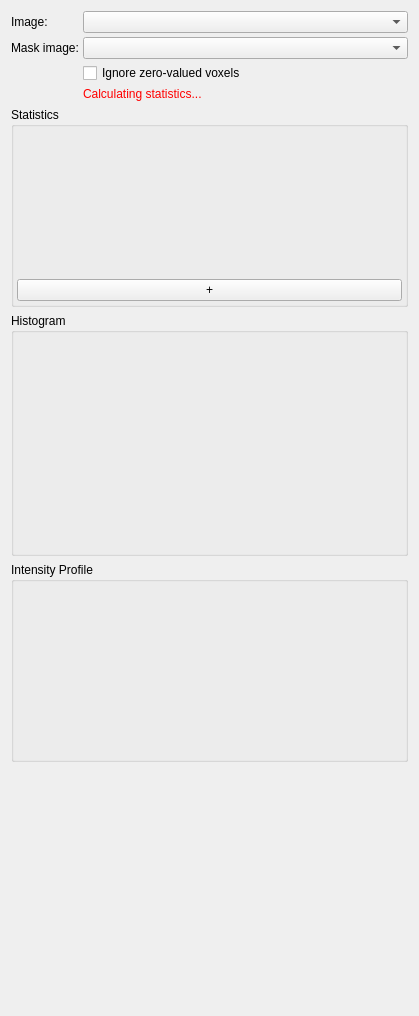
Above: Plugins/org.mitk.gui.qt.measurementtoolbox/src/internal/QmitkImageStatisticsViewControls.ui from MITK/MITK before the change. Below: the same form after it.
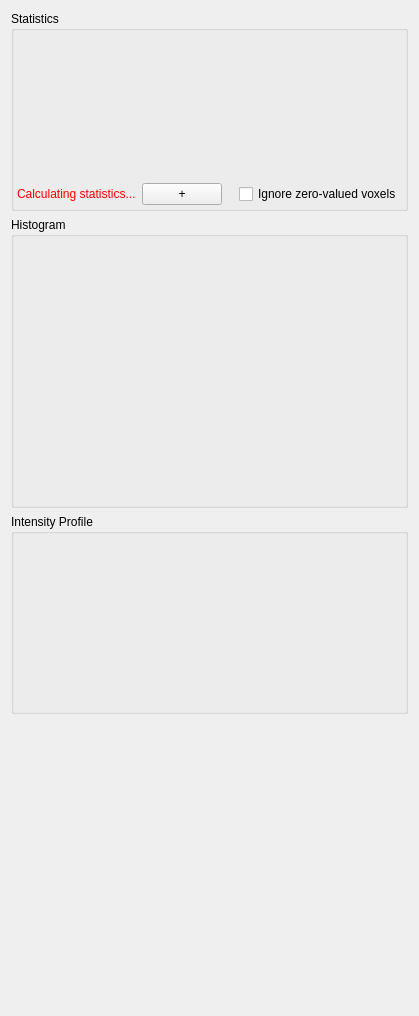
That is the form after the change. Custom widgets are drawn as their Qt base class.

Commit message: removed comboboxes

Diff of the .ui file:
```diff
--- a/Plugins/org.mitk.gui.qt.measurementtoolbox/src/internal/QmitkImageStatisticsViewControls.ui
+++ b/Plugins/org.mitk.gui.qt.measurementtoolbox/src/internal/QmitkImageStatisticsViewControls.ui
@@ -17,247 +17,6 @@
    <string>Form</string>
   </property>
   <layout class="QVBoxLayout" name="verticalLayout_4">
-   <item>
-    <layout class="QGridLayout" name="gridLayout_4" columnstretch="0,0">
-     <property name="sizeConstraint">
-      <enum>QLayout::SetMinimumSize</enum>
-     </property>
-     <property name="spacing">
-      <number>4</number>
-     </property>
-     <item row="1" column="1">
-      <widget class="QmitkDataStorageComboBoxWithSelectNone" name="maskImageSelector">
-       <property name="sizePolicy">
-        <sizepolicy hsizetype="Minimum" vsizetype="Fixed">
-         <horstretch>0</horstretch>
-         <verstretch>0</verstretch>
-        </sizepolicy>
-       </property>
-       <property name="autoFillBackground">
-        <bool>false</bool>
-       </property>
-      </widget>
-     </item>
-     <item row="2" column="1">
-      <widget class="QCheckBox" name="checkBox_ignoreZero">
-       <property name="text">
-        <string>Ignore zero-valued voxels</string>
-       </property>
-      </widget>
-     </item>
-     <item row="3" column="1">
-      <widget class="QLabel" name="label_currentlyComputingStatistics">
-       <property name="palette">
-        <palette>
-         <active>
-          <colorrole role="WindowText">
-           <brush brushstyle="SolidPattern">
-            <color alpha="255">
-             <red>255</red>
-             <green>0</green>
-             <blue>0</blue>
-            </color>
-           </brush>
-          </colorrole>
-          <colorrole role="Text">
-           <brush brushstyle="SolidPattern">
-            <color alpha="255">
-             <red>0</red>
-             <green>0</green>
-             <blue>0</blue>
-            </color>
-           </brush>
-          </colorrole>
-          <colorrole role="PlaceholderText">
-           <brush brushstyle="NoBrush">
-            <color alpha="128">
-             <red>0</red>
-             <green>0</green>
-             <blue>0</blue>
-            </color>
-           </brush>
-          </colorrole>
-         </active>
-         <inactive>
-          <colorrole role="WindowText">
-           <brush brushstyle="SolidPattern">
-            <color alpha="255">
-             <red>255</red>
-             <green>0</green>
-             <blue>0</blue>
-            </color>
-           </brush>
-          </colorrole>
-          <colorrole role="Text">
-           <brush brushstyle="SolidPattern">
-            <color alpha="255">
-             <red>0</red>
-             <green>0</green>
-             <blue>0</blue>
-            </color>
-           </brush>
-          </colorrole>
-          <colorrole role="PlaceholderText">
-           <brush brushstyle="NoBrush">
-            <color alpha="128">
-             <red>0</red>
-             <green>0</green>
-             <blue>0</blue>
-            </color>
-           </brush>
-          </colorrole>
-         </inactive>
-         <disabled>
-          <colorrole role="WindowText">
-           <brush brushstyle="SolidPattern">
-            <color alpha="255">
-             <red>120</red>
-             <green>120</green>
-             <blue>120</blue>
-            </color>
-           </brush>
-          </colorrole>
-          <colorrole role="Text">
-           <brush brushstyle="SolidPattern">
-            <color alpha="255">
-             <red>120</red>
-             <green>120</green>
-             <blue>120</blue>
-            </color>
-           </brush>
-          </colorrole>
-          <colorrole role="PlaceholderText">
-           <brush brushstyle="NoBrush">
-            <color alpha="128">
-             <red>0</red>
-             <green>0</green>
-             <blue>0</blue>
-            </color>
-           </brush>
-          </colorrole>
-         </disabled>
-        </palette>
-       </property>
-       <property name="text">
-        <string>Calculating statistics...</string>
-       </property>
-      </widget>
-     </item>
-     <item row="1" column="0">
-      <widget class="QLabel" name="label_maskImage">
-       <property name="sizePolicy">
-        <sizepolicy hsizetype="Maximum" vsizetype="Preferred">
-         <horstretch>0</horstretch>
-         <verstretch>0</verstretch>
-        </sizepolicy>
-       </property>
-       <property name="palette">
-        <palette>
-         <active>
-          <colorrole role="WindowText">
-           <brush brushstyle="SolidPattern">
-            <color alpha="255">
-             <red>0</red>
-             <green>0</green>
-             <blue>0</blue>
-            </color>
-           </brush>
-          </colorrole>
-         </active>
-         <inactive>
-          <colorrole role="WindowText">
-           <brush brushstyle="SolidPattern">
-            <color alpha="255">
-             <red>0</red>
-             <green>0</green>
-             <blue>0</blue>
-            </color>
-           </brush>
-          </colorrole>
-         </inactive>
-         <disabled>
-          <colorrole role="WindowText">
-           <brush brushstyle="SolidPattern">
-            <color alpha="255">
-             <red>120</red>
-             <green>120</green>
-             <blue>120</blue>
-            </color>
-           </brush>
-          </colorrole>
-         </disabled>
-        </palette>
-       </property>
-       <property name="text">
-        <string>Mask image:</string>
-       </property>
-      </widget>
-     </item>
-     <item row="0" column="1">
-      <widget class="QmitkDataStorageComboBox" name="imageSelector">
-       <property name="sizePolicy">
-        <sizepolicy hsizetype="Minimum" vsizetype="Fixed">
-         <horstretch>0</horstretch>
-         <verstretch>0</verstretch>
-        </sizepolicy>
-       </property>
-       <property name="autoFillBackground">
-        <bool>false</bool>
-       </property>
-      </widget>
-     </item>
-     <item row="0" column="0">
-      <widget class="QLabel" name="label_calibrationImage">
-       <property name="sizePolicy">
-        <sizepolicy hsizetype="Maximum" vsizetype="Preferred">
-         <horstretch>0</horstretch>
-         <verstretch>0</verstretch>
-        </sizepolicy>
-       </property>
-       <property name="palette">
-        <palette>
-         <active>
-          <colorrole role="WindowText">
-           <brush brushstyle="SolidPattern">
-            <color alpha="255">
-             <red>0</red>
-             <green>0</green>
-             <blue>0</blue>
-            </color>
-           </brush>
-          </colorrole>
-         </active>
-         <inactive>
-          <colorrole role="WindowText">
-           <brush brushstyle="SolidPattern">
-            <color alpha="255">
-             <red>0</red>
-             <green>0</green>
-             <blue>0</blue>
-            </color>
-           </brush>
-          </colorrole>
-         </inactive>
-         <disabled>
-          <colorrole role="WindowText">
-           <brush brushstyle="SolidPattern">
-            <color alpha="255">
-             <red>120</red>
-             <green>120</green>
-             <blue>120</blue>
-            </color>
-           </brush>
-          </colorrole>
-         </disabled>
-        </palette>
-       </property>
-       <property name="text">
-        <string>Image:</string>
-       </property>
-      </widget>
-     </item>
-    </layout>
-   </item>
    <item>
     <widget class="QGroupBox" name="groupBox_statistics">
      <property name="minimumSize">
@@ -405,14 +164,129 @@
        </widget>
       </item>
       <item>
-       <widget class="QPushButton" name="buttonSelection">
-        <property name="text">
-         <string>+</string>
-        </property>
-        <property name="checkable">
-         <bool>true</bool>
-        </property>
-       </widget>
+       <layout class="QHBoxLayout" name="horizontalLayout">
+        <item>
+         <widget class="QLabel" name="label_currentlyComputingStatistics">
+          <property name="sizePolicy">
+           <sizepolicy hsizetype="Minimum" vsizetype="Minimum">
+            <horstretch>0</horstretch>
+            <verstretch>0</verstretch>
+           </sizepolicy>
+          </property>
+          <property name="palette">
+           <palette>
+            <active>
+             <colorrole role="WindowText">
+              <brush brushstyle="SolidPattern">
+               <color alpha="255">
+                <red>255</red>
+                <green>0</green>
+                <blue>0</blue>
+               </color>
+              </brush>
+             </colorrole>
+             <colorrole role="Text">
+              <brush brushstyle="SolidPattern">
+               <color alpha="255">
+                <red>0</red>
+                <green>0</green>
+                <blue>0</blue>
+               </color>
+              </brush>
+             </colorrole>
+             <colorrole role="PlaceholderText">
+              <brush brushstyle="NoBrush">
+               <color alpha="128">
+                <red>0</red>
+                <green>0</green>
+                <blue>0</blue>
+               </color>
+              </brush>
+             </colorrole>
+            </active>
+            <inactive>
+             <colorrole role="WindowText">
+              <brush brushstyle="SolidPattern">
+               <color alpha="255">
+                <red>255</red>
+                <green>0</green>
+                <blue>0</blue>
+               </color>
+              </brush>
+             </colorrole>
+             <colorrole role="Text">
+              <brush brushstyle="SolidPattern">
+               <color alpha="255">
+                <red>0</red>
+                <green>0</green>
+                <blue>0</blue>
+               </color>
+              </brush>
+             </colorrole>
+             <colorrole role="PlaceholderText">
+              <brush brushstyle="NoBrush">
+               <color alpha="128">
+                <red>0</red>
+                <green>0</green>
+                <blue>0</blue>
+               </color>
+              </brush>
+             </colorrole>
+            </inactive>
+            <disabled>
+             <colorrole role="WindowText">
+              <brush brushstyle="SolidPattern">
+               <color alpha="255">
+                <red>120</red>
+                <green>120</green>
+                <blue>120</blue>
+               </color>
+              </brush>
+             </colorrole>
+             <colorrole role="Text">
+              <brush brushstyle="SolidPattern">
+               <color alpha="255">
+                <red>120</red>
+                <green>120</green>
+                <blue>120</blue>
+               </color>
+              </brush>
+             </colorrole>
+             <colorrole role="PlaceholderText">
+              <brush brushstyle="NoBrush">
+               <color alpha="128">
+                <red>0</red>
+                <green>0</green>
+                <blue>0</blue>
+               </color>
+              </brush>
+             </colorrole>
+            </disabled>
+           </palette>
+          </property>
+          <property name="text">
+           <string>Calculating statistics...</string>
+          </property>
+         </widget>
+        </item>
+        <item alignment="Qt::AlignLeft">
+         <widget class="QPushButton" name="buttonSelection">
+          <property name="text">
+           <string>+</string>
+          </property>
+          <property name="checkable">
+           <bool>true</bool>
+          </property>
+         </widget>
+        </item>
+        <item>
+         <widget class="QCheckBox" name="checkBox_ignoreZero">
+          <property name="text">
+           <string>Ignore zero-valued voxels</string>
+          </property>
+         </widget>
+        </item>
+       </layout>
       </item>
      </layout>
     </widget>
@@ -502,22 +376,12 @@
    <header location="global">QmitkImageStatisticsWidget.h</header>
    <container>1</container>
   </customwidget>
-  <customwidget>
-   <class>QmitkDataStorageComboBox</class>
-   <extends>QComboBox</extends>
-   <header location="global">QmitkDataStorageComboBox.h</header>
-  </customwidget>
   <customwidget>
    <class>QmitkHistogramVisualizationWidget</class>
    <extends>QWidget</extends>
    <header location="global">QmitkHistogramVisualizationWidget.h</header>
    <container>1</container>
   </customwidget>
-  <customwidget>
-   <class>QmitkDataStorageComboBoxWithSelectNone</class>
-   <extends>QComboBox</extends>
-   <header location="global">QmitkDataStorageComboBoxWithSelectNone.h</header>
-  </customwidget>
   <customwidget>
    <class>QmitkIntensityProfileVisualizationWidget</class>
    <extends>QWidget</extends>
```
The commit also changes 2 other files.
